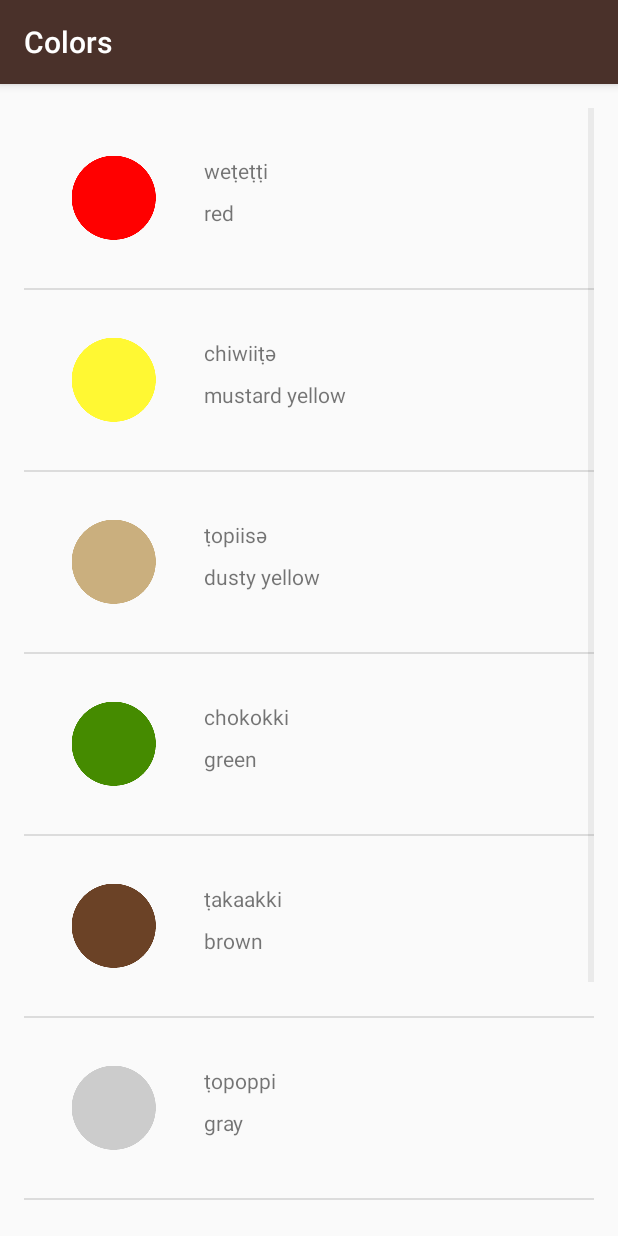
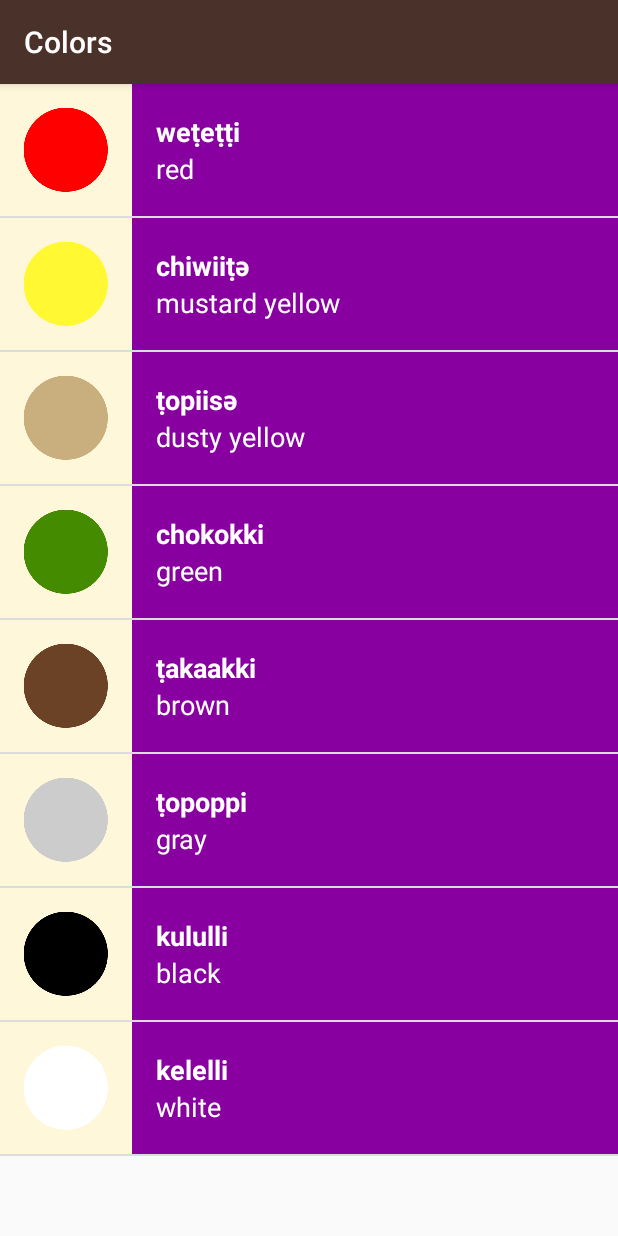
Before and after one commit to NarendraGadidasu/Miwok, an Android app: the ColorsActivity screen opened directly, with no data from a screen before it, on a phone screen of 412 x 824 dp. Run offline under Robolectric (Android 15) with nearby library versions, the phone set to English and light mode, and no system bars.

Commit message:
Visual polish

```diff
--- a/app/src/main/java/android/example/miwok/ColorsActivity.java
+++ b/app/src/main/java/android/example/miwok/ColorsActivity.java
@@ -49,7 +49,7 @@ public class ColorsActivity extends AppCompatActivity {
          * where we need to fill in multiple views within each
          *list item
          */
-        WordAdapter itemsAdapter = new WordAdapter(this, words);
+        WordAdapter itemsAdapter = new WordAdapter(this, words, R.color.category_colors);
         ListView listView = (ListView) findViewById(R.id.list);
         listView.setAdapter(itemsAdapter);
     }
--- a/app/src/main/java/android/example/miwok/FamilyActivity.java
+++ b/app/src/main/java/android/example/miwok/FamilyActivity.java
@@ -51,7 +51,7 @@ public class FamilyActivity extends AppCompatActivity {
          * where we need to fill in multiple views within each
          *list item
          */
-        WordAdapter itemsAdapter = new WordAdapter(this, words);
+        WordAdapter itemsAdapter = new WordAdapter(this, words, R.color.category_family);
         ListView listView = (ListView) findViewById(R.id.list);
         listView.setAdapter(itemsAdapter);
     }
--- a/app/src/main/java/android/example/miwok/NumbersActivity.java
+++ b/app/src/main/java/android/example/miwok/NumbersActivity.java
@@ -51,7 +51,7 @@ public class NumbersActivity extends AppCompatActivity {
          * where we need to fill in multiple views within each
          *list item
          */
-        WordAdapter itemsAdapter = new WordAdapter(this, words);
+        WordAdapter itemsAdapter = new WordAdapter(this, words, R.color.category_numbers);
         ListView listView = (ListView) findViewById(R.id.list);
         listView.setAdapter(itemsAdapter);
     }
--- a/app/src/main/java/android/example/miwok/PhrasesActivity.java
+++ b/app/src/main/java/android/example/miwok/PhrasesActivity.java
@@ -51,7 +51,7 @@ public class PhrasesActivity extends AppCompatActivity {
          * where we need to fill in multiple views within each
          *list item
          */
-        WordAdapter itemsAdapter = new WordAdapter(this, words);
+        WordAdapter itemsAdapter = new WordAdapter(this, words, R.color.category_phrases);
         ListView listView = (ListView) findViewById(R.id.list);
         listView.setAdapter(itemsAdapter);
     }
--- a/app/src/main/java/android/example/miwok/Word.java
+++ b/app/src/main/java/android/example/miwok/Word.java
@@ -8,7 +8,8 @@ public class Word {
      * languages*/
     private String mMiwokTranslation;
     private String mDefaultTranslation;
-    private int mImageResourceId;
+    private int mImageResourceId = NO_IMAGE_PROVIDED;
+    public static final int NO_IMAGE_PROVIDED = -1;
 
     /**constructor method for creating objects of word class*/
     public Word(String et, String mt){
@@ -35,4 +36,8 @@ public class Word {
     public int getmImageResourceId() {
         return mImageResourceId;
     }
+
+    public boolean hasImage(){
+        return mImageResourceId != NO_IMAGE_PROVIDED;
+    }
 }
--- a/app/src/main/java/android/example/miwok/WordAdapter.java
+++ b/app/src/main/java/android/example/miwok/WordAdapter.java
@@ -11,6 +11,7 @@ import android.widget.TextView;
 
 import androidx.annotation.NonNull;
 import androidx.annotation.Nullable;
+import androidx.core.content.ContextCompat;
 
 import java.util.ArrayList;
 
@@ -19,13 +20,17 @@ import java.util.ArrayList;
  */
 public class WordAdapter extends ArrayAdapter<Word> {
 
+    private int mColorResourceId;
+
     /**Defining the constructor to use the constructor of
      * the super class ArrayAdapter<Word>
      * @param context
      * @param words Array list of Word objects
+     * @param color Background color for the text views
      */
-    public WordAdapter(Activity context, ArrayList<Word> words){
+    public WordAdapter(Activity context, ArrayList<Word> words, int color){
         super(context, 0, words);
+        mColorResourceId = color;
     }
 
     /**Overriding the behavior of getView function defined in the
@@ -58,7 +63,16 @@ public class WordAdapter extends ArrayAdapter<Word> {
 
         ImageView imageView = (ImageView) listItemView.findViewById(R.id.list_item_image);
 
-        imageView.setImageResource(currentWord.getmImageResourceId());
+        if (currentWord.hasImage()) {
+            imageView.setVisibility(View.VISIBLE);
+            imageView.setImageResource(currentWord.getmImageResourceId());}
+        else {
+            imageView.setVisibility(View.GONE);
+        }
+
+        View textContainer = listItemView.findViewById(R.id.text_item_container);
+        int color = ContextCompat.getColor(getContext(), mColorResourceId);
+        textContainer.setBackgroundColor(color);
 
         return listItemView;
 
--- a/app/src/main/res/layout/activity_login.xml
+++ b/app/src/main/res/layout/activity_login.xml
@@ -5,10 +5,6 @@
     android:id="@+id/container"
     android:layout_width="match_parent"
     android:layout_height="match_parent"
-    android:paddingLeft="@dimen/activity_horizontal_margin"
-    android:paddingTop="@dimen/activity_vertical_margin"
-    android:paddingRight="@dimen/activity_horizontal_margin"
-    android:paddingBottom="@dimen/activity_vertical_margin"
     tools:context=".ui.login.LoginActivity">
 
     <EditText
--- a/app/src/main/res/layout/list_item.xml
+++ b/app/src/main/res/layout/list_item.xml
@@ -4,25 +4,30 @@
     android:orientation="horizontal"
     android:layout_width="match_parent"
     android:layout_height="wrap_content"
-    android:padding="16dp">
+    android:minHeight="@dimen/list_item_height">
         <ImageView
             android:id="@+id/list_item_image"
-            android:layout_width="wrap_content"
-            android:layout_height="match_parent"
-            android:src="@mipmap/ic_launcher"/>
+            android:layout_width="@dimen/list_item_height"
+            android:layout_height="@dimen/list_item_height"
+            android:background="#FFF7DA"/>
 
         <LinearLayout
-        android:orientation="vertical"
-        android:layout_width="0dp"
-        android:layout_weight="1"
-        android:layout_height="match_parent"
-        android:layout_margin = "16dp"
+            android:id="@+id/text_item_container"
+            android:orientation="vertical"
+            android:layout_width="0dp"
+            android:layout_weight="1"
+            android:layout_height="@dimen/list_item_height"
         >
 
             <TextView
                 android:layout_height="0dp"
                 android:layout_weight="1"
                 android:layout_width="match_parent"
+                android:paddingLeft="16dp"
+                android:textColor="#FFFFFF"
+                android:textStyle="bold"
+                android:textSize="18sp"
+                android:gravity="bottom"
                 android:id="@+id/list_item_text_1"
                 tools:text="lutti"/>
 
@@ -30,6 +35,10 @@
                 android:layout_height="0dp"
                 android:layout_weight="1"
                 android:layout_width="match_parent"
+                android:paddingLeft="16dp"
+                android:textColor="#FFFFFF"
+                android:textSize="18sp"
+                android:gravity="top"
                 android:id="@+id/list_item_text_2"
                 tools:text="one"/>
         </LinearLayout>
--- a/app/src/main/res/layout/word_list.xml
+++ b/app/src/main/res/layout/word_list.xml
@@ -6,8 +6,4 @@
     android:orientation="vertical"
     android:layout_width="match_parent"
     android:layout_height="match_parent"
-    android:paddingBottom="@dimen/activity_vertical_margin"
-    android:paddingLeft="@dimen/activity_horizontal_margin"
-    android:paddingRight="@dimen/activity_horizontal_margin"
-    android:paddingTop="@dimen/activity_vertical_margin"
     tools:context=".NumbersActivity"/>
--- a/app/src/main/res/values/dimens.xml
+++ b/app/src/main/res/values/dimens.xml
@@ -15,7 +15,4 @@
 <resources>
     <!-- Height of each list item -->
     <dimen name="list_item_height">88dp</dimen>
-    <!-- Default screen margins, per the Android Design guidelines. -->
-    <dimen name="activity_horizontal_margin">16dp</dimen>
-    <dimen name="activity_vertical_margin">16dp</dimen>
 </resources>
--- a/app/src/main/res/values/styles.xml
+++ b/app/src/main/res/values/styles.xml
@@ -28,6 +28,6 @@
         <item name="android:padding">16dp</item>
         <item name="android:textColor">@android:color/white</item>
         <item name="android:textStyle">bold</item>
-        <item name="android:textAppearance">?android:textAppearanceMedium</item>
+        <item name="android:textSize">18sp</item>
     </style>
 </resources>
```
Also changed, not shown: app/src/main/res/values-w820dp/dimens.xml (deleted, +0 -20 lines).
